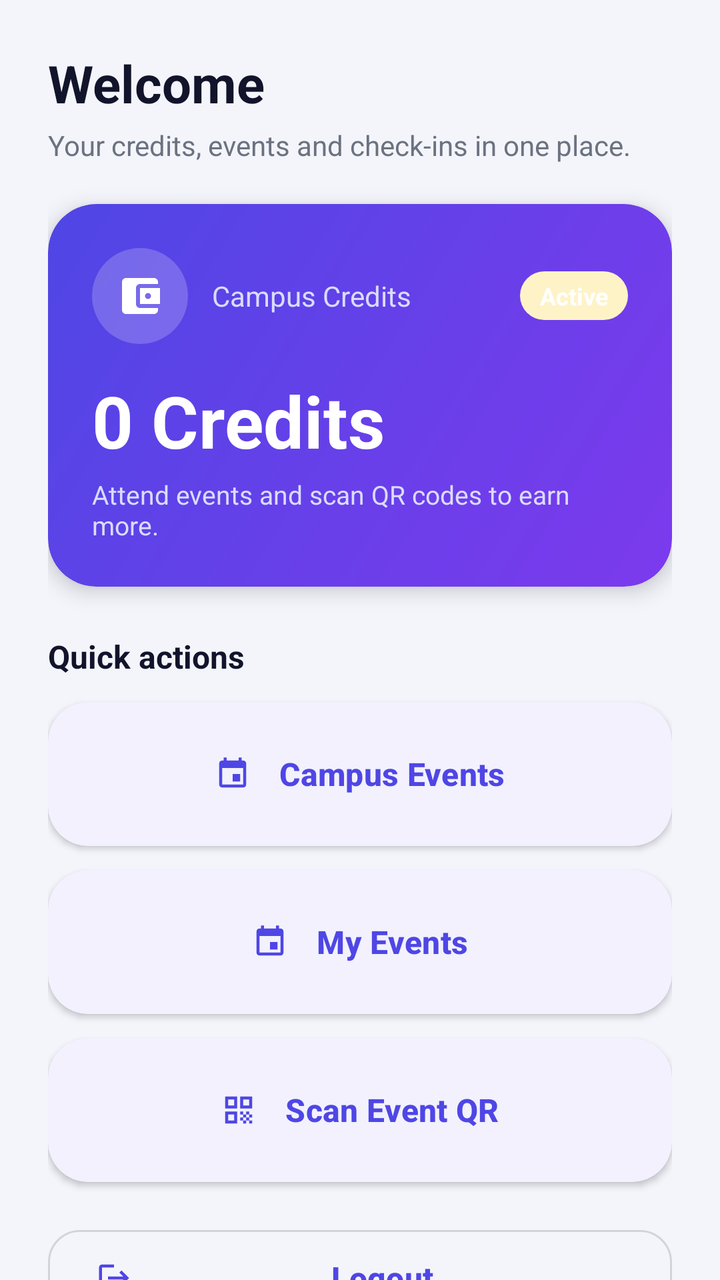
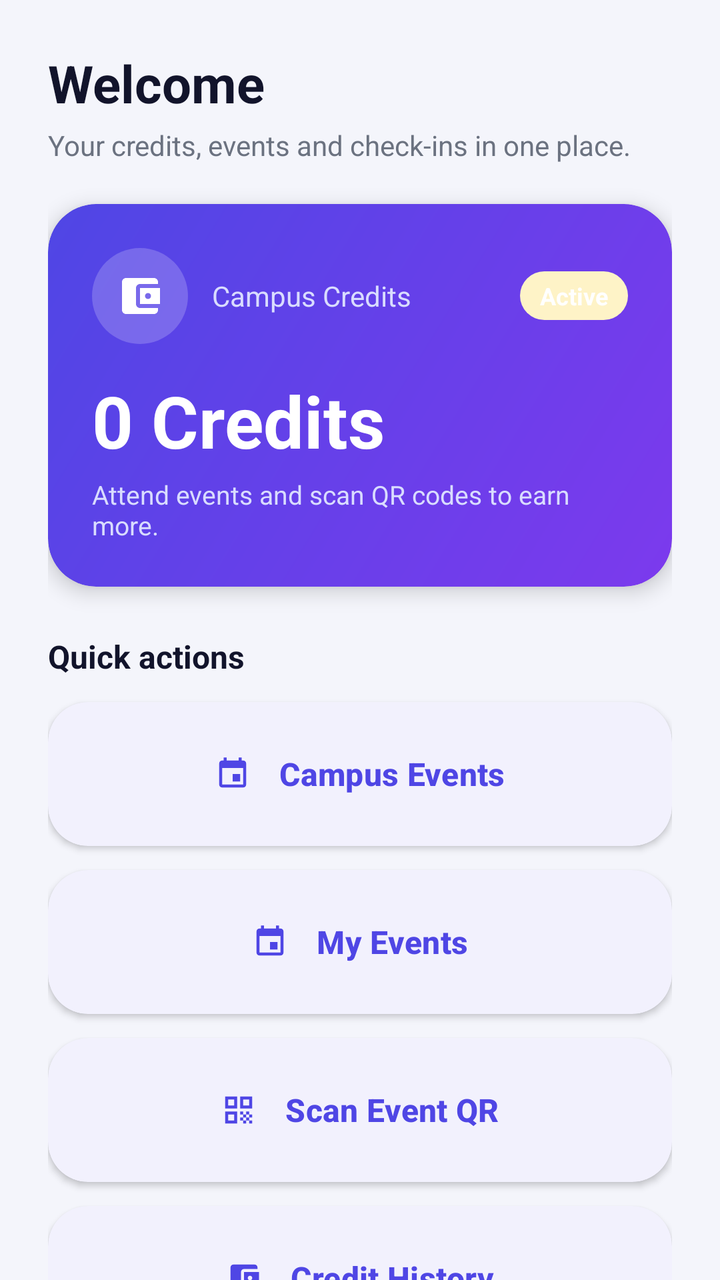

Before-and-after screenshots of an Android layout around one commit, followed by the original layout XML and the change that was made.
<!-- AndroidManifest.xml: application theme Theme.CampusPay -->
<!-- res/layout/activity_dashboard.xml -->
<?xml version="1.0" encoding="utf-8"?>
<ScrollView xmlns:android="http://schemas.android.com/apk/res/android"
    xmlns:app="http://schemas.android.com/apk/res-auto"
    android:layout_width="match_parent"
    android:layout_height="match_parent"
    android:background="@color/background_light"
    android:fillViewport="true"
    android:scrollbars="none">

    <LinearLayout
        android:layout_width="match_parent"
        android:layout_height="wrap_content"
        android:orientation="vertical"
        android:padding="24dp">

        <TextView
            android:id="@+id/tvWelcome"
            android:layout_width="wrap_content"
            android:layout_height="wrap_content"
            android:text="Welcome"
            android:textColor="@color/text_primary"
            android:textSize="26sp"
            android:textStyle="bold" />

        <TextView
            android:layout_width="wrap_content"
            android:layout_height="wrap_content"
            android:layout_marginTop="4dp"
            android:text="Your credits, events and check-ins in one place."
            android:textColor="@color/text_secondary"
            android:textSize="14sp" />

        
        <com.google.android.material.card.MaterialCardView
            android:layout_width="match_parent"
            android:layout_height="wrap_content"
            android:layout_marginTop="20dp"
            app:cardBackgroundColor="@android:color/transparent"
            app:cardCornerRadius="24dp"
            app:cardElevation="6dp"
            app:strokeWidth="0dp">

            <LinearLayout
                android:layout_width="match_parent"
                android:layout_height="wrap_content"
                android:background="@drawable/bg_balance_card"
                android:orientation="vertical"
                android:padding="22dp">

                <LinearLayout
                    android:layout_width="match_parent"
                    android:layout_height="wrap_content"
                    android:gravity="center_vertical"
                    android:orientation="horizontal">

                    <FrameLayout
                        android:layout_width="48dp"
                        android:layout_height="48dp"
                        android:background="@drawable/bg_icon_circle">

                        <ImageView
                            android:layout_width="24dp"
                            android:layout_height="24dp"
                            android:layout_gravity="center"
                            android:contentDescription="Wallet"
                            android:src="@drawable/ic_wallet"
                            app:tint="@android:color/white" />
                    </FrameLayout>

                    <TextView
                        android:id="@+id/tvBalanceLabel"
                        android:layout_width="0dp"
                        android:layout_height="wrap_content"
                        android:layout_marginStart="12dp"
                        android:layout_weight="1"
                        android:text="Campus Credits"
                        android:textColor="#D9DCFF"
                        android:textSize="14sp" />

                    <TextView
                        android:layout_width="wrap_content"
                        android:layout_height="wrap_content"
                        android:background="@drawable/bg_credits_pill"
                        android:paddingStart="10dp"
                        android:paddingEnd="10dp"
                        android:paddingTop="4dp"
                        android:paddingBottom="4dp"
                        android:text="Active"
                        android:textColor="@android:color/white"
                        android:textSize="12sp"
                        android:textStyle="bold" />
                </LinearLayout>

                <TextView
                    android:id="@+id/tvBalance"
                    android:layout_width="wrap_content"
                    android:layout_height="wrap_content"
                    android:layout_marginTop="14dp"
                    android:text="0 Credits"
                    android:textColor="@android:color/white"
                    android:textSize="36sp"
                    android:textStyle="bold" />

                <TextView
                    android:layout_width="wrap_content"
                    android:layout_height="wrap_content"
                    android:layout_marginTop="4dp"
                    android:text="Attend events and scan QR codes to earn more."
                    android:textColor="#D9DCFF"
                    android:textSize="13sp" />
            </LinearLayout>
        </com.google.android.material.card.MaterialCardView>

        <TextView
            android:layout_width="wrap_content"
            android:layout_height="wrap_content"
            android:layout_marginTop="24dp"
            android:text="Quick actions"
            android:textColor="@color/text_primary"
            android:textSize="16sp"
            android:textStyle="bold" />

        
        <com.google.android.material.card.MaterialCardView
            style="@style/Widget.CampusPay.Card"
            android:layout_width="match_parent"
            android:layout_height="wrap_content"
            android:layout_marginTop="12dp">

            <com.google.android.material.button.MaterialButton
                android:id="@+id/btnEvents"
                style="@style/Widget.CampusPay.RowAction"
                android:layout_width="match_parent"
                android:layout_height="wrap_content"
                android:text="Campus Events"
                app:icon="@drawable/ic_event" />
        </com.google.android.material.card.MaterialCardView>

        
        <com.google.android.material.card.MaterialCardView
            style="@style/Widget.CampusPay.Card"
            android:layout_width="match_parent"
            android:layout_height="wrap_content"
            android:layout_marginTop="12dp">

            <com.google.android.material.button.MaterialButton
                android:id="@+id/btnMyEvents"
                style="@style/Widget.CampusPay.RowAction"
                android:layout_width="match_parent"
                android:layout_height="wrap_content"
                android:text="My Events"
                app:icon="@drawable/ic_event" />
        </com.google.android.material.card.MaterialCardView>

        
        <com.google.android.material.card.MaterialCardView
            style="@style/Widget.CampusPay.Card"
            android:layout_width="match_parent"
            android:layout_height="wrap_content"
            android:layout_marginTop="12dp">

            <com.google.android.material.button.MaterialButton
                android:id="@+id/btnScanQR"
                style="@style/Widget.CampusPay.RowAction"
                android:layout_width="match_parent"
                android:layout_height="wrap_content"
                android:text="Scan Event QR"
                app:icon="@drawable/ic_qr" />
        </com.google.android.material.card.MaterialCardView>

        <com.google.android.material.button.MaterialButton
            android:id="@+id/btnLogout"
            style="@style/Widget.CampusPay.Button.Outlined"
            android:layout_width="match_parent"
            android:layout_height="wrap_content"
            android:layout_marginTop="20dp"
            android:text="Logout"
            app:icon="@drawable/ic_logout" />

    </LinearLayout>
</ScrollView>
<!-- resources referenced by this layout -->
<resources>
  <color name="background_light">#F4F5FB</color>
  <color name="text_primary">#12142B</color>
  <color name="text_secondary">#6B7280</color>
  <!-- drawable bg_balance_card (drawable) -->
  <?xml version="1.0" encoding="utf-8"?>
  <shape xmlns:android="http://schemas.android.com/apk/res/android"
      android:shape="rectangle">
      <corners android:radius="24dp" />
      <gradient
          android:angle="315"
          android:startColor="@color/gradient_start"
          android:endColor="@color/gradient_end"
          android:type="linear" />
  </shape>
  <!-- drawable bg_credits_pill (drawable) -->
  <?xml version="1.0" encoding="utf-8"?>
  <shape xmlns:android="http://schemas.android.com/apk/res/android"
      android:shape="rectangle">
      <corners android:radius="100dp" />
      <solid android:color="@color/credits_gold_container" />
  </shape>
  <!-- drawable bg_icon_circle (drawable) -->
  <?xml version="1.0" encoding="utf-8"?>
  <shape xmlns:android="http://schemas.android.com/apk/res/android"
      android:shape="oval">
      <solid android:color="#33FFFFFF" />
  </shape>
  <!-- drawable ic_event (drawable) -->
  <vector xmlns:android="http://schemas.android.com/apk/res/android"
      android:width="24dp"
      android:height="24dp"
      android:viewportWidth="24"
      android:viewportHeight="24">
      <path
          android:fillColor="@android:color/white"
          android:pathData="M17,12h-5v5h5v-5zM16,1v2H8V1H6v2H5c-1.11,0 -1.99,0.9 -1.99,2L3,19c0,1.1 0.89,2 2,2h14c1.1,0 2,-0.9 2,-2V5c0,-1.1 -0.9,-2 -2,-2h-1V1h-2zM19,19H5V8h14v11z" />
  </vector>
  <!-- drawable ic_logout (drawable) -->
  <vector xmlns:android="http://schemas.android.com/apk/res/android"
      android:width="24dp"
      android:height="24dp"
      android:viewportWidth="24"
      android:viewportHeight="24">
      <path
          android:fillColor="@android:color/white"
          android:pathData="M17,7l-1.41,1.41L18.17,11H8v2h10.17l-2.58,2.58L17,17l5,-5zM4,5h8V3H4c-1.1,0 -2,0.9 -2,2v14c0,1.1 0.9,2 2,2h8v-2H4V5z" />
  </vector>
  <style name="Widget.CampusPay.Button.Outlined" parent="Widget.Material3.Button.OutlinedButton">
          <item name="cornerRadius">16dp</item>
          <item name="android:minHeight">56dp</item>
          <item name="android:textSize">16sp</item>
          <item name="android:textStyle">bold</item>
      </style>
  <style name="Widget.CampusPay.Card" parent="Widget.Material3.CardView.Elevated">
          <item name="cardCornerRadius">20dp</item>
          <item name="cardElevation">2dp</item>
          <item name="cardBackgroundColor">@color/surface_light</item>
      </style>
  <style name="Widget.CampusPay.RowAction" parent="Widget.Material3.Button.TextButton">
          <item name="android:minHeight">72dp</item>
          <item name="android:paddingStart">16dp</item>
          <item name="android:paddingEnd">16dp</item>
          <item name="android:textSize">16sp</item>
          <item name="android:textStyle">bold</item>
          <item name="iconGravity">textStart</item>
          <item name="iconPadding">14dp</item>
      </style>
  <style name="Theme.CampusPay" parent="Base.Theme.CampusPay" />
  <color name="gradient_start">#4F46E5</color>
  <color name="gradient_end">#7C3AED</color>
  <color name="credits_gold_container">#FEF3C7</color>
  <color name="surface_light">#FFFFFF</color>
  <color name="brand_primary">#4F46E5</color>
  <color name="white">#FFFFFFFF</color>
  <color name="brand_primary_container">#E0E7FF</color>
  <color name="brand_primary_dark">#3730A3</color>
  <color name="brand_secondary">#14B8A6</color>
  <color name="brand_secondary_container">#CCFBF1</color>
  <color name="brand_secondary_dark">#0F766E</color>
  <color name="outline_light">#D1D5DB</color>
  <color name="divider">#E5E7EB</color>
  <!-- unchanged entries left out for length: 3 -->
</resources>

<!-- the commit's change to res/layout/activity_dashboard.xml (unified diff, before → after) -->
@@ -168,6 +168,22 @@
                 app:icon="@drawable/ic_qr" />
         </com.google.android.material.card.MaterialCardView>
 
+        
+        <com.google.android.material.card.MaterialCardView
+            style="@style/Widget.CampusPay.Card"
+            android:layout_width="match_parent"
+            android:layout_height="wrap_content"
+            android:layout_marginTop="12dp">
+
+            <com.google.android.material.button.MaterialButton
+                android:id="@+id/btnHistory"
+                style="@style/Widget.CampusPay.RowAction"
+                android:layout_width="match_parent"
+                android:layout_height="wrap_content"
+                android:text="Credit History"
+                app:icon="@drawable/ic_wallet" />
+        </com.google.android.material.card.MaterialCardView>
+
         <com.google.android.material.button.MaterialButton
             android:id="@+id/btnLogout"
             style="@style/Widget.CampusPay.Button.Outlined"
